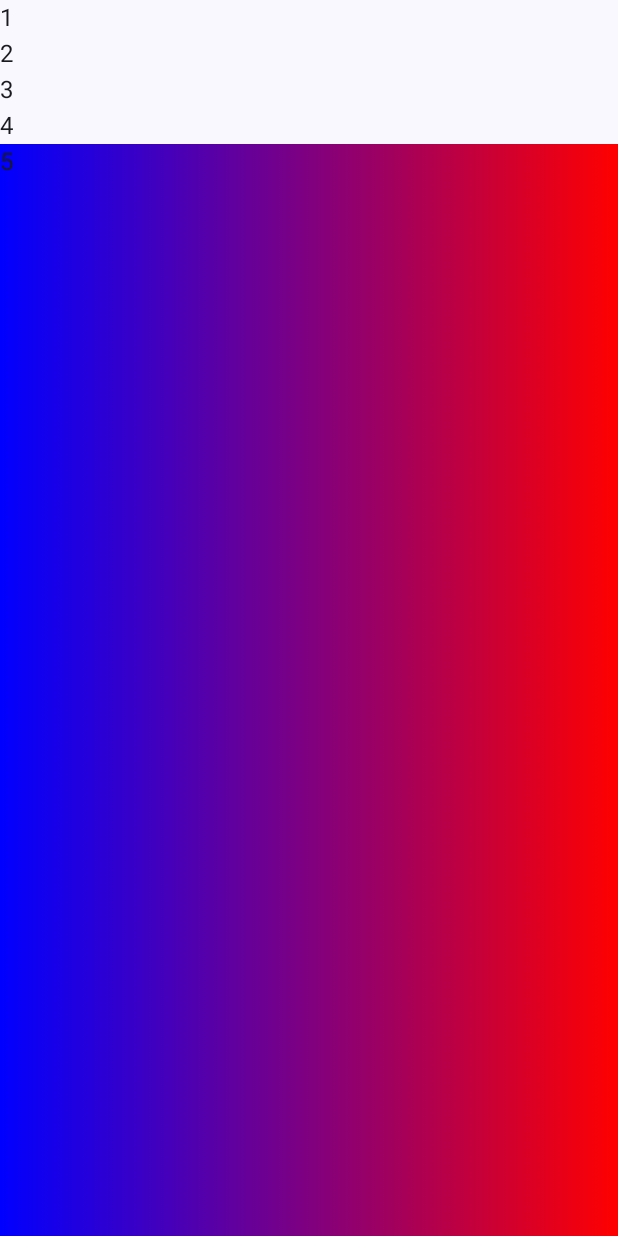
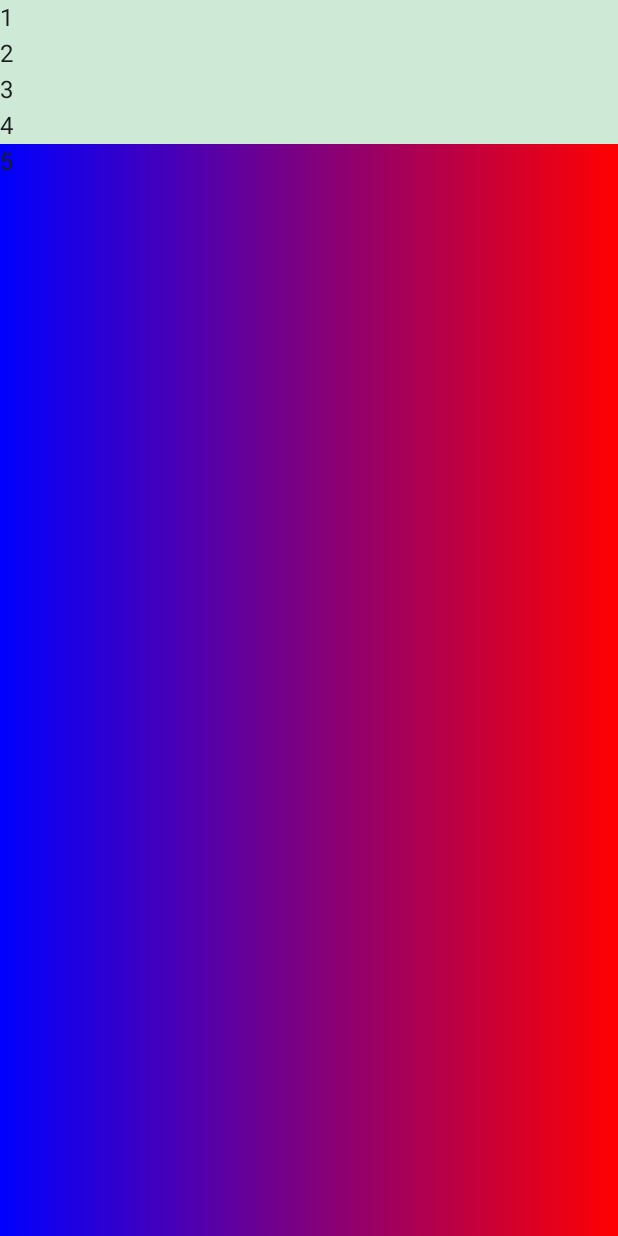
Before and after one commit to Hngdcmnh/compose-component, an Android app built with Jetpack Compose: the screen it shows after launch (MainActivity), on a phone screen of 412 x 824 dp. Run offline under Robolectric (Android 15) with nearby library versions, the phone set to English and light mode, and no system bars.

Commit message:
test theme

```diff
--- a/app/src/main/java/com/example/composegoogle/MainActivity.kt
+++ b/app/src/main/java/com/example/composegoogle/MainActivity.kt
@@ -22,7 +22,7 @@ import androidx.compose.ui.text.style.TextAlign
 import androidx.compose.ui.tooling.preview.Preview
 import com.example.composegoogle.data.DataSource
 import com.example.composegoogle.model.ItemData
-import com.example.composegoogle.ui.theme.ComposeGoogleTheme
+import com.example.composegoogle.ui.theme.TestTheme
 
 class MainActivity : ComponentActivity() {
     var a = 2
@@ -31,7 +31,7 @@ class MainActivity : ComponentActivity() {
 
 //        var name by delegateObject
         setContent {
-            ComposeGoogleTheme {
+            TestTheme {
                 // A surface container using the 'background' color from the theme
                 Surface(
                     modifier = Modifier.fillMaxSize(),
@@ -64,50 +64,19 @@ class MainActivity : ComponentActivity() {
 
     @Composable
     fun DataList(data:List<ItemData>, modifier: Modifier = Modifier) {
-//        LazyColumn{
-//            items(data){item ->
-//                Column {
-//                    Image(painter = painterResource(id = item.image), contentDescription = stringResource(
-//                        id = item.title
-//                    ))
-//                    Text(text = stringResource(id = item.title))
-//                }
-//
-//            }
-//        }
 
-//        LazyColumn{
-//            itemsIndexed(data){ _, item ->
-//                Column {
-//                    Image(painter = painterResource(id = item.image), contentDescription = stringResource(
-//                        id = item.title
-//                    ))
-//                    Text(text = stringResource(id = item.title))
-//                }
-//
-//            }
-//        }
-
-//        LazyHorizontalGrid(rows = GridCells.Fixed(2), content = {
-//            itemsIndexed(data){
-//                index,item->
-//                Column(horizontalAlignment = Alignment.Start, verticalArrangement = Arrangement.Top) {
-//                    Text(text = "1",)
-//                    Text(text = "2",)
-//                    Text(text = "3",)
-//                    Text(text = "4",)
-//                    Text(text = "5", modifier = Modifier.fillMaxSize(), textAlign = TextAlign.End)
-//                }
-//            }
-//        })
         Column(horizontalAlignment = Alignment.Start, verticalArrangement = Arrangement.Top) {
             Text(text = "1",)
             Text(text = "2",)
             Text(text = "3",)
             Text(text = "4",)
-            Text(text = "5", modifier = Modifier.fillMaxSize().background(brush = Brush.horizontalGradient(
-                Pair(0f, Color.Blue),Pair(1f, Color.Red)
-            )), textAlign = TextAlign.Start, )
+            Text(text = "5", modifier = Modifier
+                .fillMaxSize()
+                .background(
+                    brush = Brush.horizontalGradient(
+                        Pair(0f, Color.Blue), Pair(1f, Color.Red)
+                    )
+                ), textAlign = TextAlign.Start, )
         }
 //        LazyHorizontalGrid(rows = GridCells.Fixed(2), content = {
 //            item(content = {
--- a/app/src/main/java/com/example/composegoogle/ui/theme/Color.kt
+++ b/app/src/main/java/com/example/composegoogle/ui/theme/Color.kt
@@ -9,3 +9,17 @@ val Pink80 = Color(0xFFEFB8C8)
 val Purple40 = Color(0xFF6650a4)
 val PurpleGrey40 = Color(0xFF625b71)
 val Pink40 = Color(0xFF7D5260)
+
+
+//Light Theme
+val Grey50 = Color(0xFFF8F9FA)
+val Grey900 = Color(0xFF202124)
+val Grey700 = Color(0xFF5F6368)
+val Green50 = Color(0xFFE6F4EA)
+val Green100 = Color(0xFFCEEAD6)
+
+//Dark Theme
+val White = Color(0xFFFFFFFF)
+val Grey100 = Color(0xFFF1F3F4)
+val Cyan900 = Color(0xFF007B83)
+val Cyan700 = Color(0xFF129EAF)
--- a/app/src/main/java/com/example/composegoogle/ui/theme/Theme.kt
+++ b/app/src/main/java/com/example/composegoogle/ui/theme/Theme.kt
@@ -3,11 +3,7 @@ package com.example.composegoogle.ui.theme
 import android.app.Activity
 import android.os.Build
 import androidx.compose.foundation.isSystemInDarkTheme
-import androidx.compose.material3.MaterialTheme
-import androidx.compose.material3.darkColorScheme
-import androidx.compose.material3.dynamicDarkColorScheme
-import androidx.compose.material3.dynamicLightColorScheme
-import androidx.compose.material3.lightColorScheme
+import androidx.compose.material3.*
 import androidx.compose.runtime.Composable
 import androidx.compose.runtime.SideEffect
 import androidx.compose.ui.graphics.toArgb
@@ -66,3 +62,36 @@ fun ComposeGoogleTheme(
         content = content
     )
 }
+
+private val DarkColorPalette = darkColorScheme(
+    background = Cyan900,
+    surface = Cyan700,
+    onSurface = White,
+    primary = Grey900,
+    onPrimary = White,
+    secondary = Grey100
+)
+
+private val LightColorPalette = lightColorScheme(
+    background = Green100,
+    surface = Green50,
+    onSurface = Grey900,
+    primary = Grey50,
+    onPrimary = Grey900,
+    secondary = Grey700
+)
+
+@Composable
+fun TestTheme(darkTheme: Boolean = isSystemInDarkTheme(), content: @Composable () -> Unit) {
+    val colors = if (darkTheme) {
+        DarkColorPalette
+    } else {
+        LightColorPalette
+    }
+
+    MaterialTheme(
+        colorScheme = colors,
+        typography = Typography,
+        content = content
+    )
+}
--- a/app/src/main/java/com/example/composegoogle/ui/theme/Type.kt
+++ b/app/src/main/java/com/example/composegoogle/ui/theme/Type.kt
@@ -2,33 +2,24 @@ package com.example.composegoogle.ui.theme
 
 import androidx.compose.material3.Typography
 import androidx.compose.ui.text.TextStyle
+import androidx.compose.ui.text.font.Font
 import androidx.compose.ui.text.font.FontFamily
 import androidx.compose.ui.text.font.FontWeight
 import androidx.compose.ui.unit.sp
+import com.example.composegoogle.R
 
 // Set of Material typography styles to start with
+
+val Montserrat = FontFamily(
+    Font(R.font.montserrat_bold),
+    Font(R.font.montserrat_regular, FontWeight.Bold),
+
+)
+
 val Typography = Typography(
-    bodyLarge = TextStyle(
-        fontFamily = FontFamily.Default,
+    headlineLarge = TextStyle(
+        fontFamily =  Montserrat,
         fontWeight = FontWeight.Normal,
-        fontSize = 16.sp,
-        lineHeight = 24.sp,
-        letterSpacing = 0.5.sp
+        fontSize = 30.sp
     )
-    /* Other default text styles to override
-    titleLarge = TextStyle(
-        fontFamily = FontFamily.Default,
-        fontWeight = FontWeight.Normal,
-        fontSize = 22.sp,
-        lineHeight = 28.sp,
-        letterSpacing = 0.sp
-    ),
-    labelSmall = TextStyle(
-        fontFamily = FontFamily.Default,
-        fontWeight = FontWeight.Medium,
-        fontSize = 11.sp,
-        lineHeight = 16.sp,
-        letterSpacing = 0.5.sp
-    )
-    */
 )
```
Also changed, not shown: app/src/main/res/font/montserrat_bold.ttf (added), app/src/main/res/font/montserrat_regular.ttf (added).
